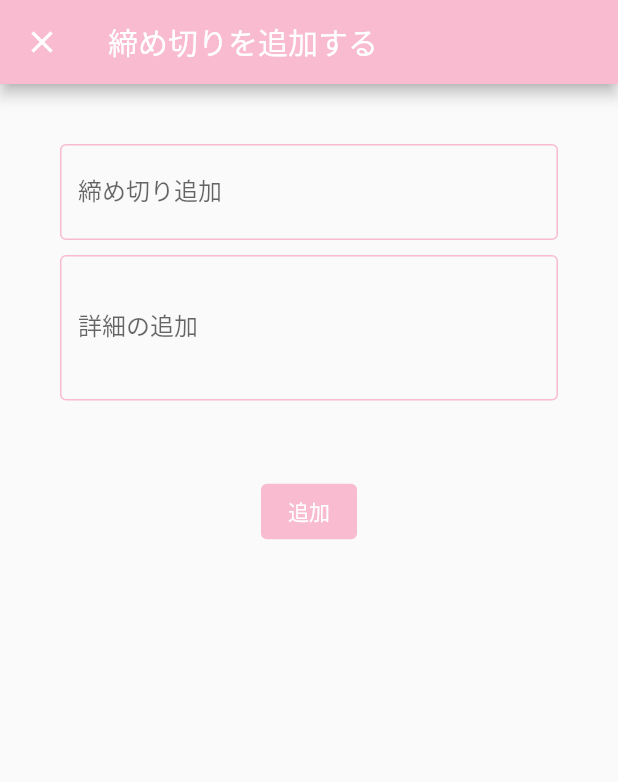
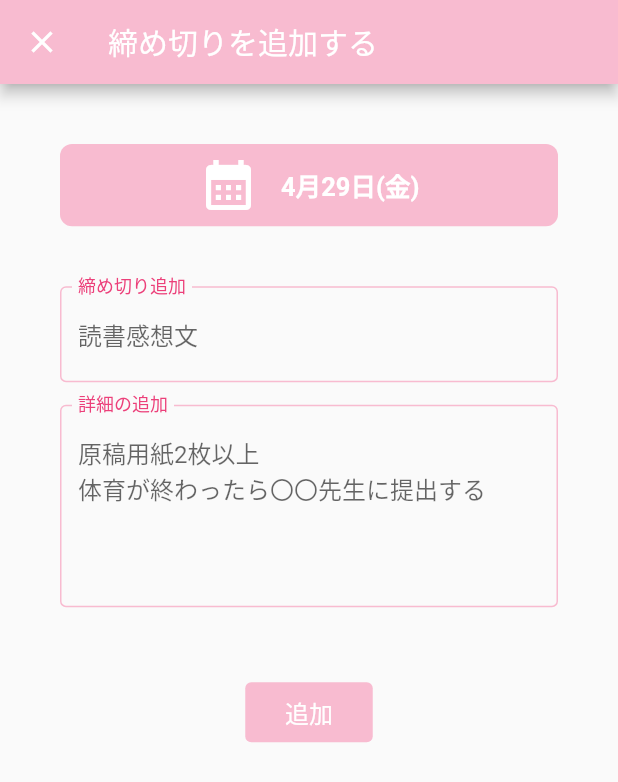
Before and after one commit to mqkotoo/deadline_management_app, a Flutter app: the CalendarScreen screen opened by its route, after a tap on the "add" icon, on a phone screen of 412 x 824 dp. Shown: the top 782 px of the screen. Run offline on Flutter 3.47's test engine with Material 2 defaults, Android fonts, the phone set to English and light mode, and no system bars; our stand-ins replace cloud_firestore, firebase_auth, firebase_core, flutter_hooks, hooks_riverpod, modal_progress_hud_nsn and 2 more; accounts and stored records are empty.

Commit message:
update add event screen UI

```diff
--- a/lib/screens/add_event_screen.dart
+++ b/lib/screens/add_event_screen.dart
@@ -1,5 +1,6 @@
 import 'package:flutter/material.dart';
 import 'package:hooks_riverpod/hooks_riverpod.dart';
+import 'package:intl/intl.dart';
 
 import '../model/calendar_model.dart';
 
@@ -9,12 +10,10 @@ class Arguments {
   final bool isUpdate;
   final Map events;
 
-  Arguments(this.selectedDay,this.isUpdate,this.events);
+  Arguments(this.selectedDay, this.isUpdate, this.events);
 }
 
-
 class AddEventScreen extends StatefulHookConsumerWidget {
-
   static const String id = 'add';
 
   @override
@@ -22,15 +21,12 @@ class AddEventScreen extends StatefulHookConsumerWidget {
 }
 
 class _AddEventScreenState extends ConsumerState<AddEventScreen> {
-
-
-
   // late final List list;
   @override
   Widget build(BuildContext context) {
-
     //argumentsのなかにline7で作った形式で値を扱えるようになった
-    final Arguments? arguments = ModalRoute.of(context)!.settings.arguments as Arguments?;
+    final Arguments? arguments =
+        ModalRoute.of(context)!.settings.arguments as Arguments?;
 
     //イベント追加用テキストコントローラー
     TextEditingController _eventController =
@@ -42,7 +38,6 @@ class _AddEventScreenState extends ConsumerState<AddEventScreen> {
 
     //イベント追加した後にボタンだけで詳細追加のところにフォーカスできるようにするやつ
     final _detailFocusNode = FocusNode();
-
 
     return Scaffold(
       appBar: AppBar(
@@ -60,6 +55,43 @@ class _AddEventScreenState extends ConsumerState<AddEventScreen> {
         padding: const EdgeInsets.all(40.0),
         child: Column(
           children: [
+            Container(
+              decoration: BoxDecoration(
+                borderRadius: BorderRadius.circular(8),
+                color: Theme.of(context).primaryColor,
+              ),
+              // alignment: Alignment.centerLeft,
+              width: MediaQuery.of(context).size.width,
+              height: 54.78,
+              child: Center(
+                child: Row(
+                  mainAxisAlignment: MainAxisAlignment.center,
+                  children: [
+                    //カレンダーアイコン
+                    Icon(
+                      // color: Colors.white,
+                      Icons.calendar_month,
+                      size: 40,
+                      color: Colors.white,
+                    ),
+                    //アイコンとテキストのスペース調節
+                    SizedBox(width: 15),
+                    //選択している日付
+                    Text(
+                      DateFormat.MMMEd('ja').format(arguments.selectedDay),
+                      style: TextStyle(
+                          fontSize: 17,
+                          fontWeight: FontWeight.bold,
+                          color: Colors.white),
+                    ),
+                  ],
+                ),
+              ),
+            ),
+
+            SizedBox(
+              height: 40,
+            ),
 
             //イベント追加用テキストフィールド
             TextFormField(
@@ -68,24 +100,24 @@ class _AddEventScreenState extends ConsumerState<AddEventScreen> {
               decoration: InputDecoration(
                 //通常の時のフォームのスタイル
                 enabledBorder: OutlineInputBorder(
-                  borderSide: BorderSide(
-                      color: Theme.of(context).primaryColor
-                  ),
+                  borderSide: BorderSide(color: Theme.of(context).primaryColor),
                 ),
                 //focusした時のフォームのスタイル
                 focusedBorder: OutlineInputBorder(
                   borderSide: BorderSide(
-                    width: 2.0,
-                    color: Theme.of(context).primaryColor
-                  ),
+                      width: 2.0, color: Theme.of(context).primaryColor),
                 ),
                 labelStyle: TextStyle(
                     fontWeight: FontWeight.w400,
-                ),
+                    // color: Theme.of(context).primaryColor
+                    color: Colors.pink[400]),
 
                 //編集か追加でヒント、ラベルテキストを変える
                 labelText: arguments.isUpdate ? '締め切り変更' : '締め切り追加',
                 hintText: arguments.isUpdate ? null : '読書感想文',
+
+                //ラベルテキスト枠の上に固定する
+                floatingLabelBehavior: FloatingLabelBehavior.always,
               ),
 
               //  キーパッドの左下の「確定」→「次へ」みたいにする
@@ -93,42 +125,38 @@ class _AddEventScreenState extends ConsumerState<AddEventScreen> {
 
               //  次へ　を押したら詳細入力フォームにフォーカスを移すようにする
               onFieldSubmitted: (_) {
-                FocusScope.of(context)
-                    .requestFocus(_detailFocusNode);
+                FocusScope.of(context).requestFocus(_detailFocusNode);
               },
-
             ),
 
             SizedBox(
-              height: 10,
+              height: 15,
             ),
 
             //詳細追加用テキストフィールド
             TextFormField(
-              maxLines: 3,
+              maxLines: 5,
               controller: _detailEventController,
               decoration: InputDecoration(
                 //通常時のフォームのスタイル
                 enabledBorder: OutlineInputBorder(
-                  borderSide: BorderSide(
-                      color: Theme.of(context).primaryColor
-                  ),
+                  borderSide: BorderSide(color: Theme.of(context).primaryColor),
                 ),
                 //focusした時のフォームのスタイル
                 focusedBorder: OutlineInputBorder(
                   borderSide: BorderSide(
-                      width: 2.0,
-                      color: Theme.of(context).primaryColor
-                  ),
+                      width: 2.0, color: Theme.of(context).primaryColor),
                 ),
                 labelStyle: TextStyle(
-                  fontWeight: FontWeight.w400,
-                ),
+                    fontWeight: FontWeight.w400, color: Colors.pink[400]),
 
                 //編集か追加でヒント,ラベルテキストを変える
                 labelText: arguments.isUpdate ? '詳細の変更' : '詳細の追加',
-                hintText: arguments.isUpdate ? null : '原稿用紙2枚以上\n体育が終わったら〇〇先生に提出する',
+                hintText:
+                    arguments.isUpdate ? null : '原稿用紙2枚以上\n体育が終わったら〇〇先生に提出する',
 
+                //ラベルテキスト枠の上に固定する
+                floatingLabelBehavior: FloatingLabelBehavior.always,
               ),
 
               //  詳細入力フォームにフォーカスを移すためにここの入力フォームにFOCUSNODEを設定してあげる
@@ -139,7 +167,10 @@ class _AddEventScreenState extends ConsumerState<AddEventScreen> {
               height: 50,
             ),
 
-            TextButton(
+            SizedBox(
+              width: 85,
+              height: 40,
+              child: TextButton(
                 style: TextButton.styleFrom(
                   backgroundColor: Theme.of(context).primaryColor,
                 ),
@@ -147,21 +178,17 @@ class _AddEventScreenState extends ConsumerState<AddEventScreen> {
                   if (_eventController.text.isEmpty) {
                   } else {
                     // isUpdateがtrueだったらupdateする
-                  if( arguments.isUpdate ) {
+                    if (arguments.isUpdate) {
                       //UPDATEする
-                    ref
-                        .read(calendarProvider)
-                        .update(
+                      ref.read(calendarProvider).update(
                             arguments.events,
                             _eventController.text,
                             _detailEventController.text,
                           );
-                  }else{
+                    } else {
                       // isUpdateがfalseだったらpostする
                       //POSTする
-                    ref
-                        .read(calendarProvider)
-                        .post(
+                      ref.read(calendarProvider).post(
                             arguments.selectedDay,
                             _eventController.text,
                             _detailEventController.text,
@@ -179,6 +206,8 @@ class _AddEventScreenState extends ConsumerState<AddEventScreen> {
                   arguments.isUpdate ? '変更' : '追加',
                   style: TextStyle(
                     color: Colors.white,
+                    fontSize: 16
+                  ),
                 ),
               ),
             ),
--- a/lib/screens/calendar_screen.dart
+++ b/lib/screens/calendar_screen.dart
@@ -174,8 +174,13 @@ class _CalendarScreenState extends ConsumerState<CalendarScreen> {
                   setState(() {});
 
                   //締め切りの追加が終わったら、1番下のリスト表示
-                  itemScrollController.jumpTo(
-                      index: _getEventsfromDay(_selectedDay).length);
+                  // その日の締め切りがなかったら、スクロールのやつ、つかわない
+                  if (_getEventsfromDay(_selectedDay).isEmpty) {
+                    return;
+                  }else {
+                    itemScrollController.jumpTo(
+                        index: _getEventsfromDay(_selectedDay).length);
+                  }
                 }),
 
             //ちょっと隙間小さかったから空白を足してるよ
```
Lines whose indentation alone changed are shown as unchanged.
